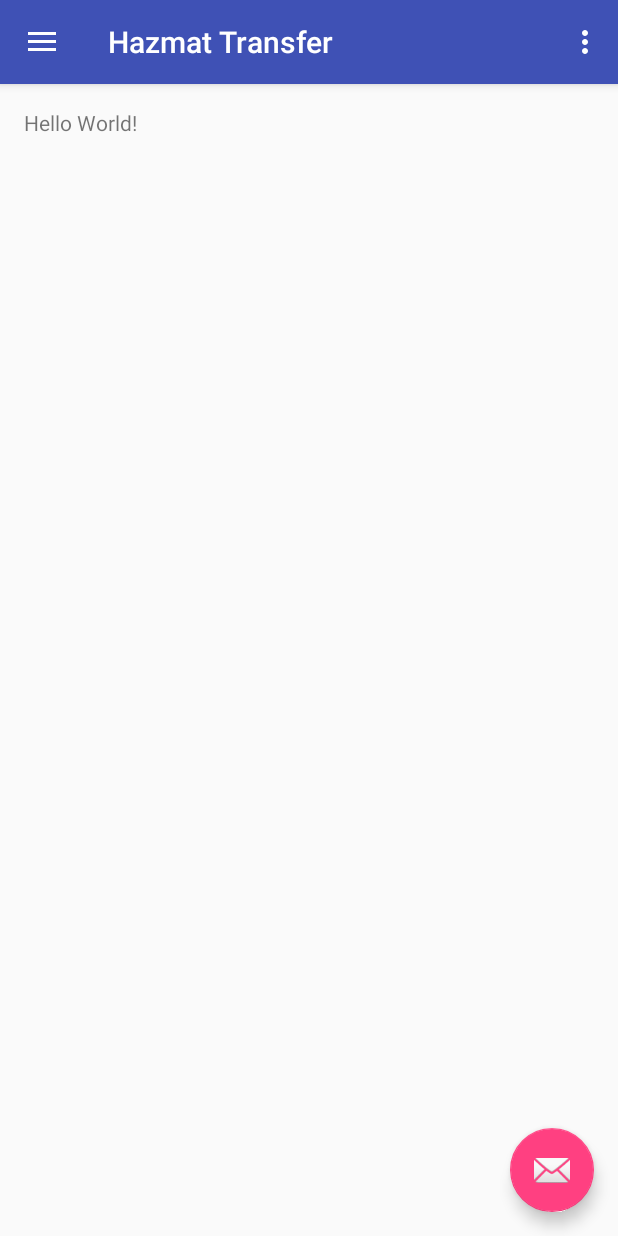
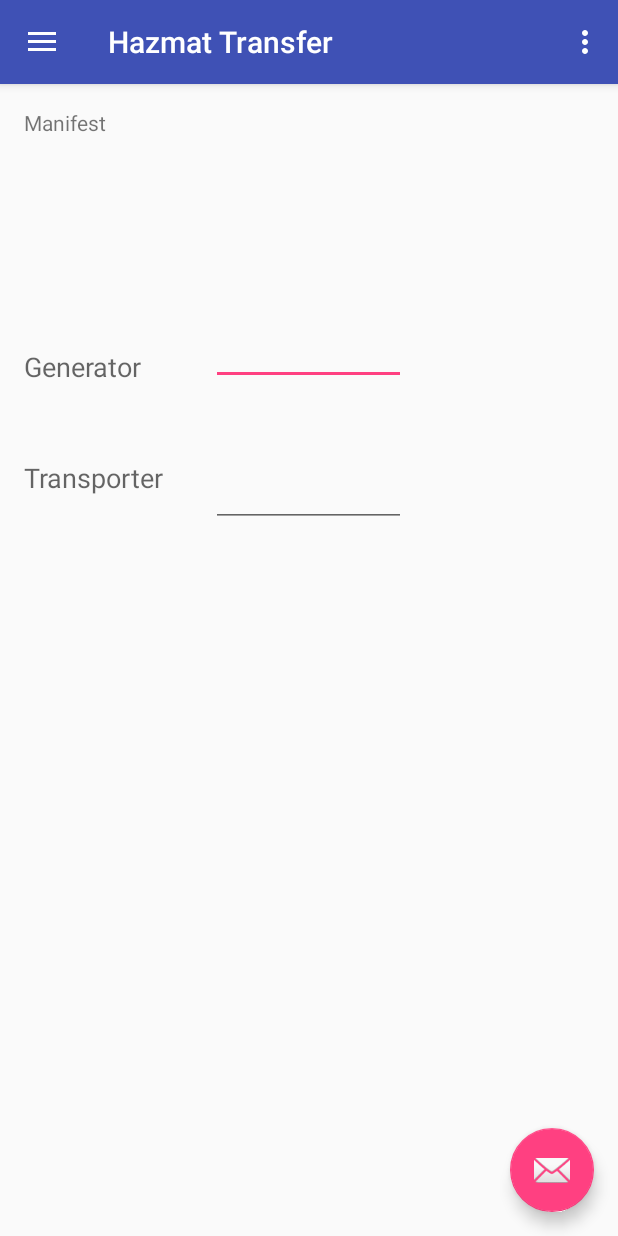
Before and after one commit to amdonov/hazmat, an Android app: the screen it shows after launch (GeneratorActivity), on a phone screen of 412 x 824 dp. Run offline under Robolectric (Android 15) with nearby library versions, the phone set to English and light mode, and no system bars.

Commit message:
Initial form

```diff
--- a/app/src/main/res/layout/content_generator.xml
+++ b/app/src/main/res/layout/content_generator.xml
@@ -15,5 +15,43 @@
     <TextView
         android:layout_width="wrap_content"
         android:layout_height="wrap_content"
-        android:text="Hello World!" />
+        android:text="Manifest"
+        android:id="@+id/textView2" />
+
+    <EditText
+        android:layout_width="wrap_content"
+        android:layout_height="wrap_content"
+        android:id="@+id/editText"
+        android:layout_marginTop="120dp"
+        android:layout_below="@+id/textView2"
+        android:layout_centerHorizontal="true"
+        android:minWidth="130dp" />
+
+    <EditText
+        android:layout_width="wrap_content"
+        android:layout_height="wrap_content"
+        android:id="@+id/editText2"
+        android:layout_marginTop="49dp"
+        android:minWidth="130dp"
+        android:layout_below="@+id/editText"
+        android:layout_alignStart="@+id/editText" />
+
+    <TextView
+        android:layout_width="wrap_content"
+        android:layout_height="wrap_content"
+        android:textAppearance="?android:attr/textAppearanceMedium"
+        android:text="Generator"
+        android:id="@+id/textView3"
+        android:layout_alignBottom="@+id/editText"
+        android:layout_alignParentStart="true" />
+
+    <TextView
+        android:layout_width="wrap_content"
+        android:layout_height="wrap_content"
+        android:textAppearance="?android:attr/textAppearanceMedium"
+        android:text="Transporter"
+        android:id="@+id/textView4"
+        android:layout_alignTop="@+id/editText2"
+        android:layout_alignParentStart="true" />
+
 </RelativeLayout>
```
